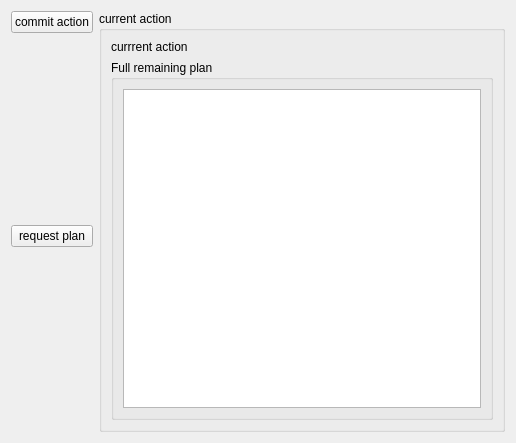
Above: tools/agmagentsim/src/agmagentsimUI.ui from rahulkatiyar19955/AGM before the change. Below: the same form after it.
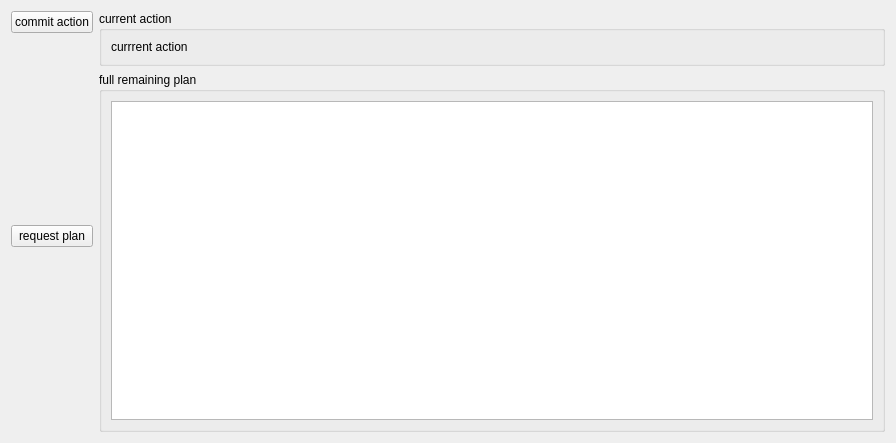
That is the form after the change.

Patch:
```diff
--- a/tools/agmagentsim/src/agmagentsimUI.ui
+++ b/tools/agmagentsim/src/agmagentsimUI.ui
@@ -6,7 +6,7 @@
    <rect>
     <x>0</x>
     <y>0</y>
-    <width>516</width>
+    <width>896</width>
     <height>443</height>
    </rect>
   </property>
@@ -73,17 +73,17 @@
           </property>
          </widget>
         </item>
+       </layout>
+      </widget>
+     </item>
         <item>
          <widget class="QGroupBox" name="groupBox">
           <property name="title">
-           <string>Full remaining plan</string>
+        <string>full remaining plan</string>
           </property>
           <layout class="QVBoxLayout" name="verticalLayout_2">
            <item>
-            <widget class="QTextEdit" name="fullPlanText"/>
-           </item>
-          </layout>
-         </widget>
+         <widget class="QTextBrowser" name="fullPlanText"/>
         </item>
        </layout>
       </widget>
```
Lines whose indentation alone changed are shown as unchanged.
